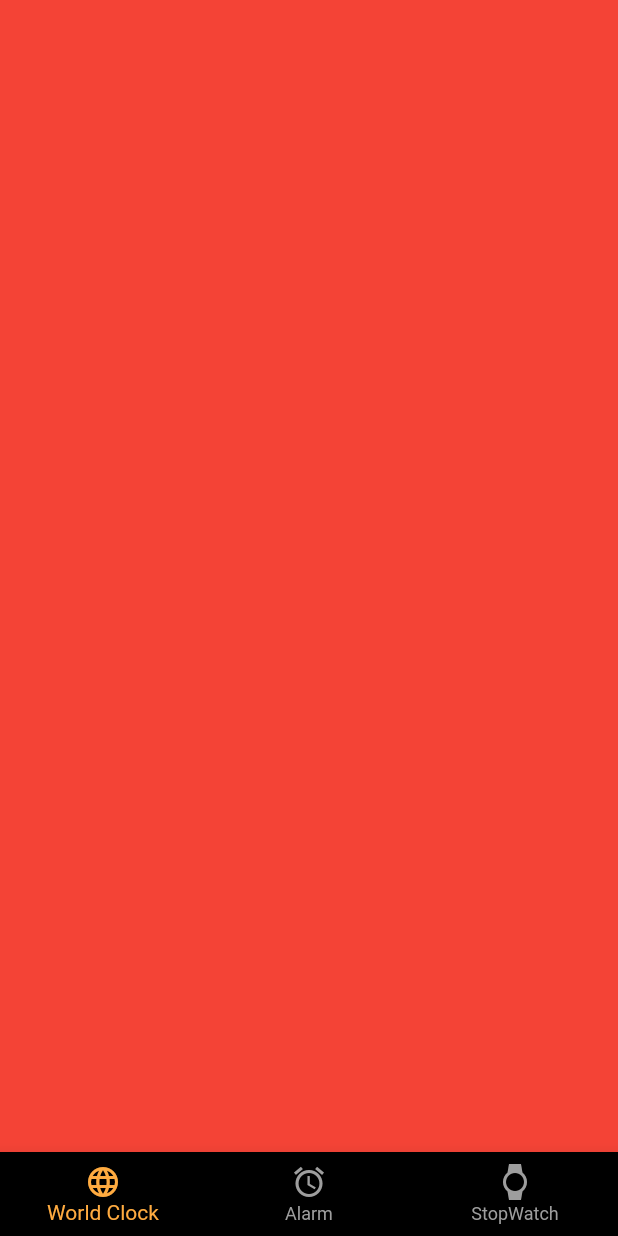
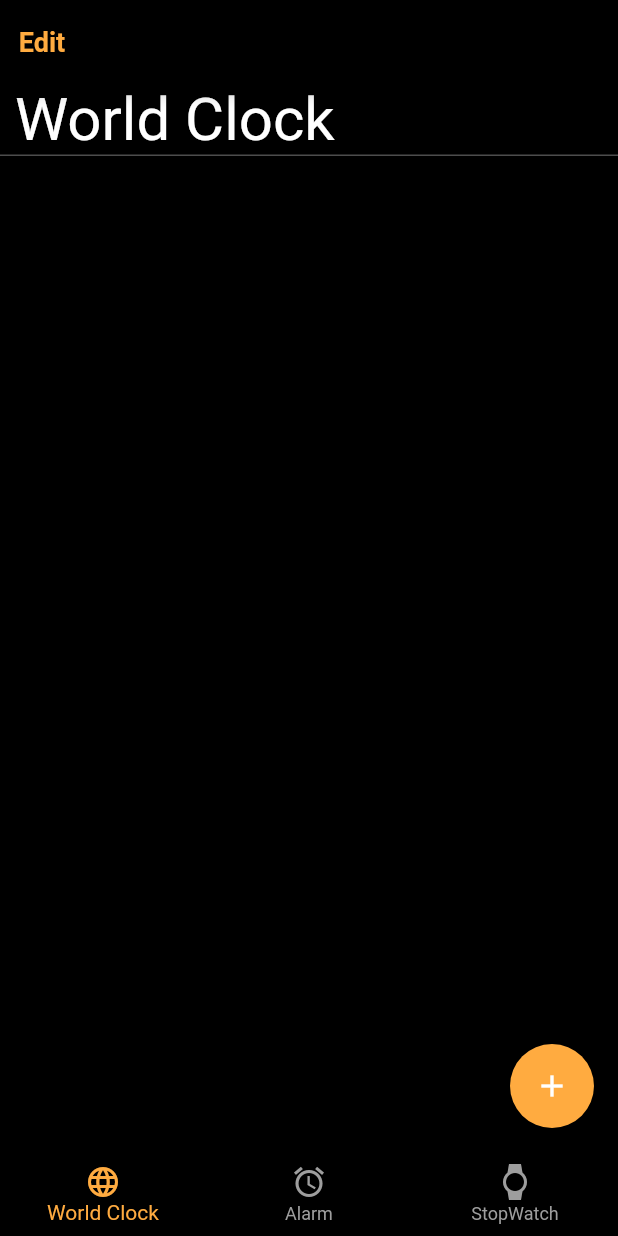
Before and after one commit to 280997frank/Alarm_app, a Flutter app: the screen it shows after launch, on a phone screen of 412 x 824 dp. Run offline on Flutter 3.47's test engine with Material 2 defaults, Android fonts, the phone set to English and light mode, and no system bars; our stand-ins replace flutter_local_notifications.

Commit message:
create view  world clock

```diff
--- a/lib/main.dart
+++ b/lib/main.dart
@@ -1,6 +1,7 @@
 import 'dart:async';
 
 import 'package:alarm_app/view/alarmView.dart';
+import 'package:alarm_app/view/worldClockView.dart';
 import 'package:flutter/cupertino.dart';
 import 'package:flutter/material.dart';
 import 'package:alarm_app/notification_api.dart';
@@ -54,7 +55,7 @@ class _JudulState extends State<Judul> {
           index: _selectedNavbar,
           children: [
             Container(
-              color: Colors.red,
+              child: WorldClockView(),
             ),
             Container(
               child: AlarmView(),
--- /dev/null
+++ b/lib/view/worldClockView.dart
@@ -0,0 +1,187 @@
+import 'package:alarm_app/worldClock.dart';
+import 'package:flutter/cupertino.dart';
+import 'package:flutter/material.dart';
+import 'package:intl/intl.dart';
+import 'dart:async';
+
+class WorldClockView extends StatefulWidget {
+  const WorldClockView({Key key}) : super(key: key);
+
+  @override
+  _WorldClockState createState() => _WorldClockState();
+}
+
+class _WorldClockState extends State<WorldClockView> {
+  DateTime clock = DateTime.now();
+  WorldClock selectedWorldClock = new WorldClock(1, 'Jakarta', 0);
+  final worldClockList = <WorldClock>[];
+  final displayedWorldClockList = <WorldClock>[];
+
+  @override
+  void initState() {
+    super.initState();
+    WorldClock jakarta = new WorldClock(1, 'Jakarta', 0);
+    WorldClock japan = new WorldClock(2, 'Japan', 1);
+    WorldClock amerika = new WorldClock(3, 'Amerika', 2);
+
+    worldClockList.add(jakarta);
+    worldClockList.add(japan);
+    worldClockList.add(amerika);
+
+    Timer.periodic(new Duration(seconds: 1), (timer) {
+       setState(() {
+         clock = DateTime.now();
+       });
+    });
+  }
+
+  void _selectedWorldClock(int index) {
+    setState(() {
+      selectedWorldClock = worldClockList[index];
+    });
+  }
+
+  void _setWorldClock() {
+    setState(() {
+      displayedWorldClockList.add(selectedWorldClock);
+    });
+
+    selectedWorldClock = worldClockList[0];
+  }
+
+  @override
+  Widget build(BuildContext context) {
+    return Scaffold(
+      backgroundColor: Colors.black,
+      appBar: AppBar(
+        backgroundColor: Colors.black,
+        // title: Text('Alarm'),
+        leading: Center(
+          child: Text('Edit',
+            style: TextStyle(
+                fontSize: 18,
+                fontWeight: FontWeight.bold,
+                color: Colors.orangeAccent
+            ),
+          ),
+        ),
+      ),
+      body: Container(
+        child: ListView(
+          children: <Widget>[
+            Column(
+              children: [
+                Row(
+                  children: [
+                    Padding(
+                      padding: EdgeInsets.only(left: 10),
+                      child: Text(
+                        'World Clock', style: TextStyle(
+                        color: Colors.white,
+                        fontSize: 40
+                      ),
+                      ),
+                    ),
+                  ],
+                ),
+                Container(
+                    decoration: BoxDecoration(
+                        border: Border(
+                          bottom: BorderSide(
+                              color: Colors.white30
+                          ),
+                        )
+                    )
+                )
+              ],
+            ),
+            ...displayedWorldClockList.map((worldClock) {
+              String formattedClock = DateFormat.Hm().format(clock.add(Duration(hours: worldClock.duration)));
+              return Column(
+                children: [
+                  Row(
+                    mainAxisAlignment: MainAxisAlignment.spaceBetween,
+                    children: [
+                      Flexible(
+                        flex: 2,
+                        child: Padding(
+                          padding: const EdgeInsets.only(left: 10.0, bottom: 10.0, top: 30.0),
+                          child: Text(
+                            worldClock.region, style: TextStyle(
+                              color: Colors.white,
+                              fontSize: 30
+                          ),
+                          ),
+                        ),
+                      ),
+                      Flexible(
+                        flex: 2,
+                        child: Padding(
+                            padding: EdgeInsets.only(right: 10.0, bottom: 10.0, top: 30.0),
+                            child: Text(
+                              formattedClock, style: TextStyle(
+                                color: Colors.white,
+                                fontSize: 30
+                            ),
+                            )
+                        ),
+                      )
+                    ],
+                  ),
+                  Container(
+                      decoration: BoxDecoration(
+                          border: Border(
+                            bottom: BorderSide(
+                                color: Colors.white30
+                            ),
+                          )
+                      )
+                  )
+                ],
+              );
+          }).toList()
+          ],
+        ),
+      ),
+      floatingActionButton: FloatingActionButton(
+        backgroundColor: Colors.orangeAccent,
+        onPressed: () {
+          showModalBottomSheet(
+              context: context,
+              builder: (BuildContext context) {
+                return ListView(
+                  children: [
+                    SizedBox(
+                      height: 350,
+                      child: CupertinoPicker(
+                        itemExtent: 64,
+                        children: worldClockList.map((item) => Center(
+                          child: Text(
+                            item.region, style: TextStyle(
+                            fontSize: 32,
+                          )
+                          ),
+                        ))
+                        .toList(),
+                        onSelectedItemChanged: (index) {
+                          _selectedWorldClock(index);
+                        },
+                      ),
+                    ),
+                    CupertinoButton(
+                      child: Text('OK'),
+                      onPressed: () {
+                        _setWorldClock();
+                        Navigator.of(context).pop();
+                      },
+                    ),
+                  ],
+                );
+              }
+          );
+        },
+        child: Icon(Icons.add),
+      ),
+    );
+  }
+}
--- /dev/null
+++ b/lib/worldClock.dart
@@ -0,0 +1,11 @@
+class WorldClock {
+  int id;
+  String region;
+  int duration;
+
+  WorldClock(int id, String region, int duration) {
+    this.id = id;
+    this.region = region;
+    this.duration = duration;
+  }
+}
--- a/pubspec.yaml
+++ b/pubspec.yaml
@@ -36,6 +36,7 @@ dependencies:
   flutter_email_sender: ^4.0.0
   mailer: ^2.6.1
   flutter_otp: ^0.3.2
+  http: ^0.11.0
 
 dev_dependencies:
   flutter_test:
```
Also changed, not shown: pubspec.lock.
